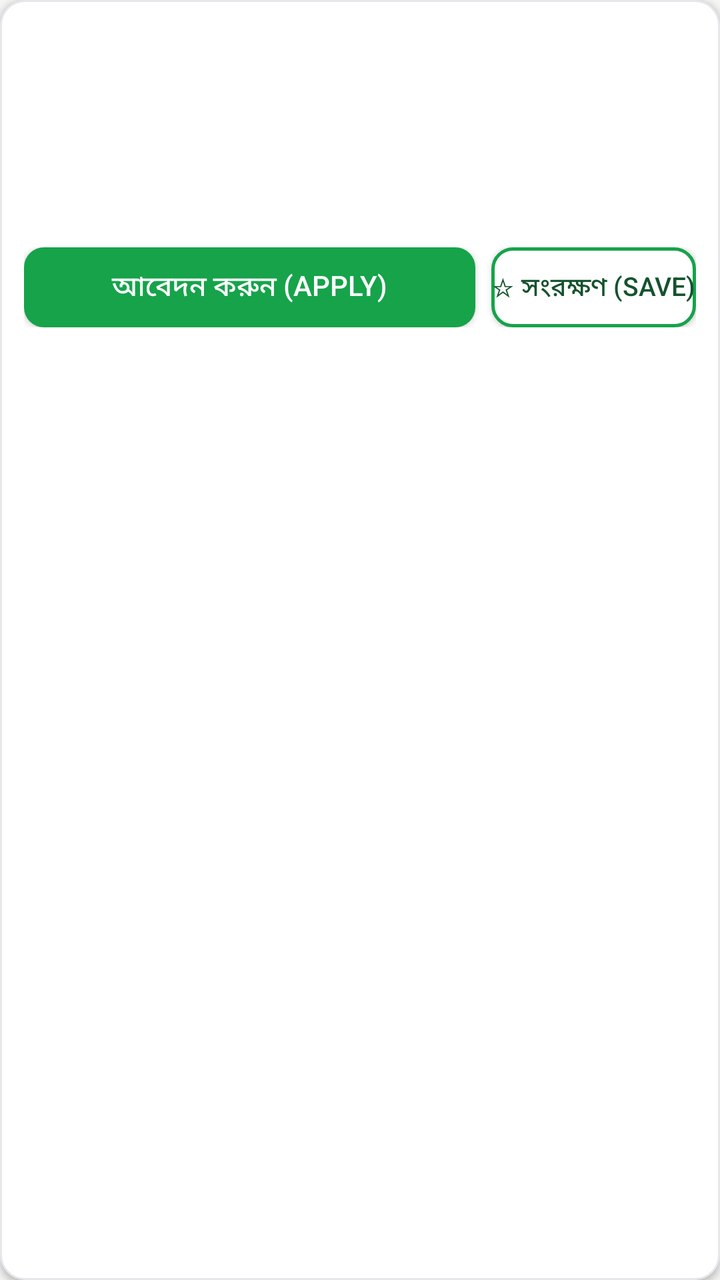
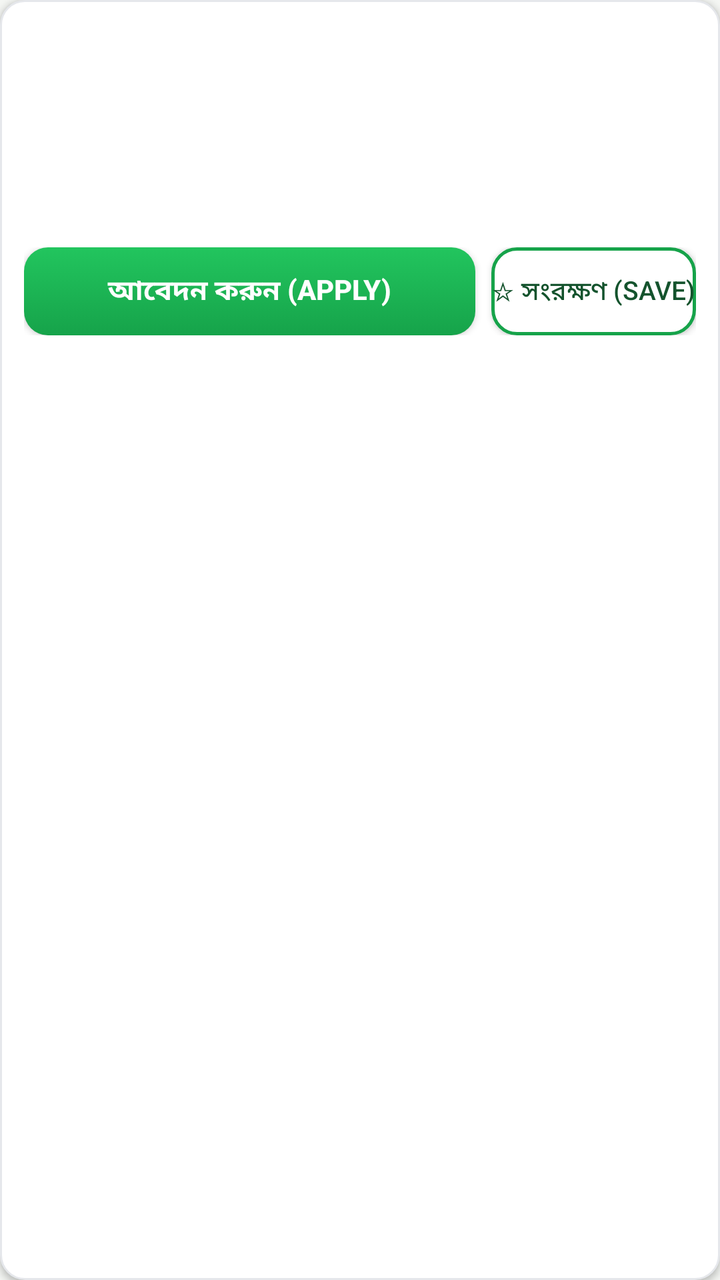

Compare the two renders of this Android layout. The source of the first and the diff that turns it into the second are given below.
<!-- AndroidManifest.xml: application theme AppTheme -->
<!-- res/layout/item_circular.xml -->
<?xml version="1.0" encoding="utf-8"?>
<LinearLayout xmlns:android="http://schemas.android.com/apk/res/android"
    android:layout_width="match_parent"
    android:layout_height="wrap_content"
    android:orientation="vertical"
    android:background="@drawable/card_bg"
    android:elevation="2dp"
    android:padding="12dp">
    <LinearLayout
        android:layout_width="match_parent"
        android:layout_height="wrap_content"
        android:orientation="horizontal">
        <TextView
            android:id="@+id/org"
            android:layout_width="0dp"
            android:layout_height="wrap_content"
            android:layout_weight="1"
            android:textColor="@color/text_dark"
            android:textSize="16sp"
            android:lineSpacingMultiplier="1.15"
            android:textStyle="bold" />
        <TextView
            android:id="@+id/newBadge"
            android:layout_width="wrap_content"
            android:layout_height="wrap_content"
            android:text="🆕 নতুন"
            android:textColor="@color/green"
            android:textStyle="bold"
            android:textSize="13sp"
            android:visibility="gone" />
    </LinearLayout>
    <TextView
        android:id="@+id/typeLine"
        android:layout_width="wrap_content"
        android:layout_height="wrap_content"
        android:textColor="@color/text_grey"
        android:textSize="13sp"
        android:layout_marginTop="2dp" />
    <TextView
        android:id="@+id/postsLine"
        android:layout_width="wrap_content"
        android:layout_height="wrap_content"
        android:textColor="@color/text_dark"
        android:textSize="13sp"
        android:lineSpacingMultiplier="1.15"
        android:layout_marginTop="4dp" />
    <TextView
        android:id="@+id/deadlineLine"
        android:layout_width="wrap_content"
        android:layout_height="wrap_content"
        android:textColor="@color/text_dark"
        android:textSize="13sp"
        android:lineSpacingMultiplier="1.15"
        android:layout_marginTop="2dp" />
    <TextView
        android:id="@+id/cdText"
        android:layout_width="wrap_content"
        android:layout_height="wrap_content"
        android:textColor="@color/green_dark"
        android:textSize="14sp"
        android:textStyle="bold"
        android:layout_marginTop="2dp" />
    <TextView
        android:id="@+id/matchBadge"
        android:layout_width="wrap_content"
        android:layout_height="wrap_content"
        android:text="✓ CV অনুযায়ী মিলেছে"
        android:textColor="@color/green"
        android:textStyle="bold"
        android:textSize="13sp"
        android:layout_marginTop="2dp"
        android:visibility="gone" />
    <TextView
        android:id="@+id/statusBadge"
        android:layout_width="wrap_content"
        android:layout_height="wrap_content"
        android:textColor="@color/green_dark"
        android:textStyle="bold"
        android:textSize="13sp"
        android:layout_marginTop="2dp"
        android:visibility="gone" />
    
    <LinearLayout
        android:layout_width="match_parent"
        android:layout_height="wrap_content"
        android:orientation="horizontal"
        android:layout_marginTop="8dp">
        <Button
            android:id="@+id/applyBtn"
            android:layout_width="0dp"
            android:layout_height="40dp"
            android:layout_weight="1"
            android:minHeight="0dp"
            android:minWidth="0dp"
            android:background="@drawable/btn_primary"
            android:textColor="#ffffff"
            android:textSize="14sp"
            android:text="@string/apply" />
        <Button
            android:id="@+id/shortlistBtn"
            android:layout_width="wrap_content"
            android:layout_height="40dp"
            android:minHeight="0dp"
            android:minWidth="100dp"
            android:background="@drawable/btn_secondary"
            android:textColor="@color/green_dark"
            android:textSize="13sp"
            android:text="@string/save_shortlist"
            android:layout_marginLeft="8dp" />
    </LinearLayout>
    <TextView
        android:id="@+id/sourceNote"
        android:layout_width="wrap_content"
        android:layout_height="wrap_content"
        android:textColor="@color/text_grey"
        android:textSize="12sp"
        android:layout_marginTop="6dp"
        android:visibility="gone" />
</LinearLayout>
<!-- resources referenced by this layout -->
<resources>
  <color name="green">#16a34a</color>
  <color name="green_dark">#14532d</color>
  <color name="text_dark">#1a1a1a</color>
  <color name="text_grey">#5f6368</color>
  <!-- drawable btn_primary (drawable) -->
  <?xml version="1.0" encoding="utf-8"?>
  <shape xmlns:android="http://schemas.android.com/apk/res/android"
      android:shape="rectangle">
      <solid android:color="@color/green" />
      <corners android:radius="10dp" />
  </shape>
  <!-- drawable btn_secondary (drawable) -->
  <?xml version="1.0" encoding="utf-8"?>
  <shape xmlns:android="http://schemas.android.com/apk/res/android"
      android:shape="rectangle">
      <solid android:color="#ffffff" />
      <stroke android:width="1.5dp" android:color="@color/green" />
      <corners android:radius="10dp" />
  </shape>
  <!-- drawable card_bg (drawable) -->
  <?xml version="1.0" encoding="utf-8"?>
  <shape xmlns:android="http://schemas.android.com/apk/res/android"
      android:shape="rectangle">
      <solid android:color="#ffffff" />
      <stroke android:width="1dp" android:color="#E5E7EB" />
      <corners android:radius="12dp" />
  </shape>
  <string name="apply">আবেদন করুন (Apply)</string>
  <string name="save_shortlist">☆ সংরক্ষণ (Save)</string>
  <style name="AppTheme" parent="android:Theme.Material.Light.NoActionBar">
          <item name="android:colorPrimary">@color/green_dark</item>
          <item name="android:colorPrimaryDark">@color/green_dark</item>
          <item name="android:colorAccent">@color/green</item>
          <item name="android:windowBackground">@color/bg</item>
      </style>
  <color name="bg">#f4f6f3</color>
</resources>

<!-- the commit's change to res/layout/item_circular.xml (unified diff, before → after) -->
@@ -88,18 +88,20 @@
         <Button
             android:id="@+id/applyBtn"
             android:layout_width="0dp"
-            android:layout_height="40dp"
+            android:layout_height="44dp"
             android:layout_weight="1"
             android:minHeight="0dp"
             android:minWidth="0dp"
             android:background="@drawable/btn_primary"
+            android:elevation="2dp"
             android:textColor="#ffffff"
             android:textSize="14sp"
+            android:textStyle="bold"
             android:text="@string/apply" />
         <Button
             android:id="@+id/shortlistBtn"
             android:layout_width="wrap_content"
-            android:layout_height="40dp"
+            android:layout_height="44dp"
             android:minHeight="0dp"
             android:minWidth="100dp"
             android:background="@drawable/btn_secondary"
<!-- resource entries referenced after the edit -->
@@ -6,19 +6,16 @@
   <color name="text_grey">#5f6368</color>
   <!-- drawable btn_primary (drawable) -->
   <?xml version="1.0" encoding="utf-8"?>
-  <shape xmlns:android="http://schemas.android.com/apk/res/android"
-      android:shape="rectangle">
-      <solid android:color="@color/green" />
-      <corners android:radius="10dp" />
-  </shape>
+  <selector xmlns:android="http://schemas.android.com/apk/res/android">
+      <item android:state_pressed="true" android:drawable="@drawable/btn_primary_pressed" />
+      <item android:drawable="@drawable/btn_primary_normal" />
+  </selector>
   <!-- drawable btn_secondary (drawable) -->
   <?xml version="1.0" encoding="utf-8"?>
-  <shape xmlns:android="http://schemas.android.com/apk/res/android"
-      android:shape="rectangle">
-      <solid android:color="#ffffff" />
-      <stroke android:width="1.5dp" android:color="@color/green" />
-      <corners android:radius="10dp" />
-  </shape>
+  <selector xmlns:android="http://schemas.android.com/apk/res/android">
+      <item android:state_pressed="true" android:drawable="@drawable/btn_secondary_pressed" />
+      <item android:drawable="@drawable/btn_secondary_normal" />
+  </selector>
   <!-- drawable card_bg (drawable) -->
   <?xml version="1.0" encoding="utf-8"?>
   <shape xmlns:android="http://schemas.android.com/apk/res/android"
@@ -35,6 +32,45 @@
           <item name="android:colorAccent">@color/green</item>
           <item name="android:windowBackground">@color/bg</item>
       </style>
+  <!-- drawable btn_primary_pressed (drawable) -->
+  <?xml version="1.0" encoding="utf-8"?>
+  <shape xmlns:android="http://schemas.android.com/apk/res/android"
+      android:shape="rectangle">
+      <gradient
+          android:angle="270"
+          android:startColor="#16a34a"
+          android:endColor="#15803d"
+          android:type="linear" />
+      <corners android:radius="12dp" />
+  </shape>
+  <!-- drawable btn_primary_normal (drawable) -->
+  <?xml version="1.0" encoding="utf-8"?>
+  <shape xmlns:android="http://schemas.android.com/apk/res/android"
+      android:shape="rectangle">
+      <gradient
+          android:angle="270"
+          android:startColor="#22c55e"
+          android:endColor="#16a34a"
+          android:type="linear" />
+      <corners android:radius="12dp" />
+  </shape>
+  <!-- drawable btn_secondary_pressed (drawable) -->
+  <?xml version="1.0" encoding="utf-8"?>
+  <shape xmlns:android="http://schemas.android.com/apk/res/android"
+      android:shape="rectangle">
+      <solid android:color="@color/green_light" />
+      <stroke android:width="1.5dp" android:color="@color/green" />
+      <corners android:radius="12dp" />
+  </shape>
+  <!-- drawable btn_secondary_normal (drawable) -->
+  <?xml version="1.0" encoding="utf-8"?>
+  <shape xmlns:android="http://schemas.android.com/apk/res/android"
+      android:shape="rectangle">
+      <solid android:color="#ffffff" />
+      <stroke android:width="1.5dp" android:color="@color/green" />
+      <corners android:radius="12dp" />
+  </shape>
   <color name="bg">#f4f6f3</color>
+  <color name="green_light">#dcfce7</color>
 </resources>
 
